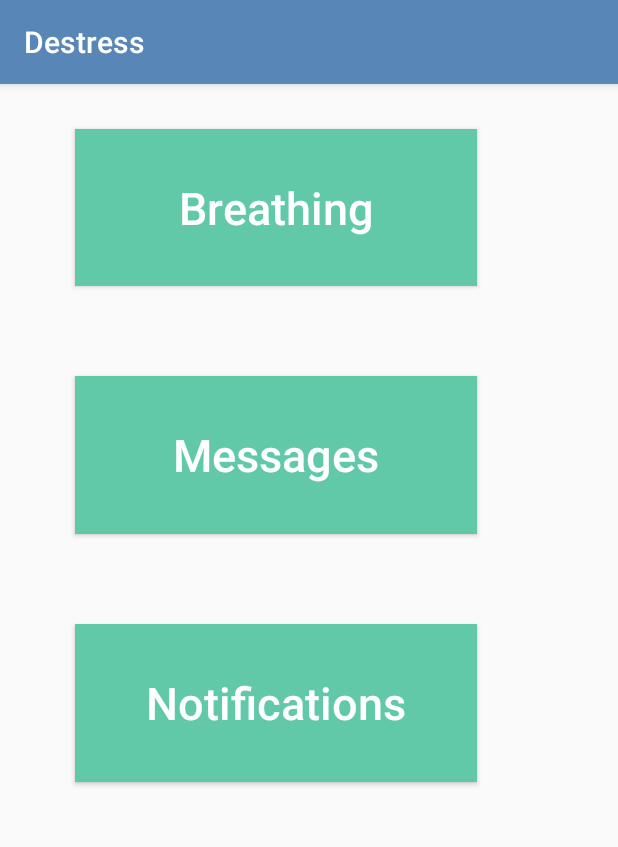
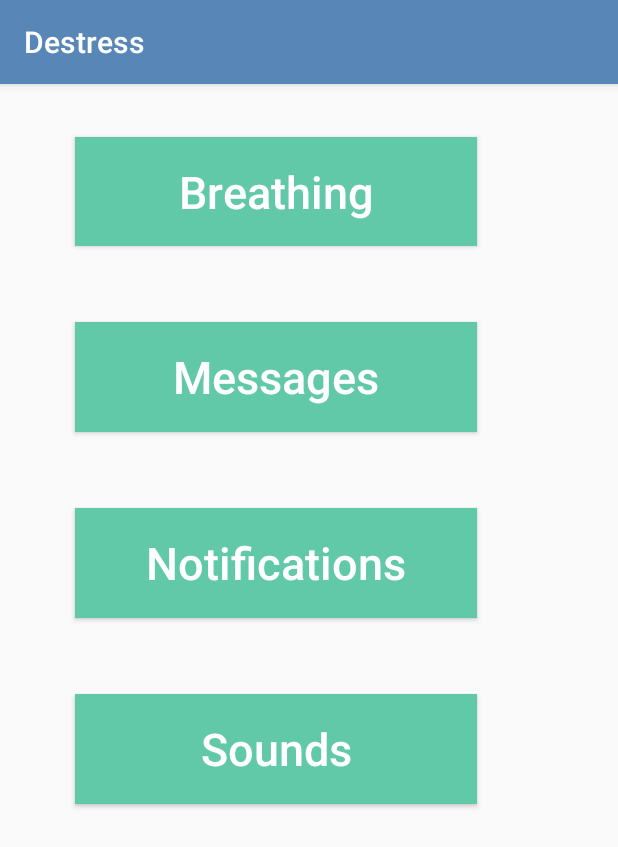
Before and after one commit to parmita52/Destress, an Android app: the screen it shows after launch (MainActivity), on a phone screen of 412 x 824 dp. Shown: the top 847 px of the screen. Run offline under Robolectric (Android 15) with nearby library versions, the phone set to English and light mode, and no system bars.

Commit message:
Added Sounds button and file

```diff
--- a/app/src/main/java/com/example/hshack/destress/MainActivity.java
+++ b/app/src/main/java/com/example/hshack/destress/MainActivity.java
@@ -34,5 +34,12 @@ public class MainActivity extends AppCompatActivity {
                 startActivity(new Intent(MainActivity.this, Notifications.class));
             }
         });
+
+        Button sounds = (Button) findViewById(R.id.sounds_button);
+        sounds.setOnClickListener(new View.OnClickListener() {
+            public void onClick(View v) {
+                startActivity(new Intent(MainActivity.this, Sounds.class));
+            }
+        });
     }
 }
--- a/app/src/main/res/layout/activity_main.xml
+++ b/app/src/main/res/layout/activity_main.xml
@@ -30,6 +30,11 @@
             style="@style/MainButton"
             android:text="Notifications" />
 
+        <Button
+            android:id="@+id/sounds_button"
+            style="@style/MainButton"
+            android:text="Sounds" />
+
         <android.support.constraint.Guideline
             android:layout_width="wrap_content"
             android:layout_height="wrap_content"
--- a/app/src/main/res/values/strings.xml
+++ b/app/src/main/res/values/strings.xml
@@ -16,4 +16,5 @@
     <string name="title_activity_messages">Messages</string>
     <string name="notification_information">Having notifications on can distract you and lead to increased stress in your life. Take a moment to disconnect and switch off notifications for your busiest apps.
 </string>
+    <string name="title_activity_sounds">Sounds</string>
 </resources>
--- a/app/src/main/res/values/styles.xml
+++ b/app/src/main/res/values/styles.xml
@@ -13,8 +13,8 @@
         <item name="android:layout_height">wrap_content</item>
         <item name="android:layout_gravity">center_horizontal</item>
         <item name="android:padding">15dp</item>
-        <item name="android:layout_marginBottom">30dp</item>
-        <item name="android:layout_marginTop">30dp</item>
+        <item name="android:layout_marginBottom">15dp</item>
+        <item name="android:layout_marginTop">35dp</item>
         <item name="android:layout_marginLeft">50dp</item>
         <item name="android:layout_marginRight">50dp</item>
         <item name="android:textSize">30sp</item>
@@ -40,7 +40,7 @@
     </style>
 
     <style name="Gifs">
-        <item name="android:layout_margin">150dp</item>
+        <item name="android:layout_margin">100dp</item>
         <item name="android:layout_gravity">center</item>
         <!--<item name="android:adjustViewBounds">true</item>-->
         <item name="android:layout_width">match_parent</item>
```
Also changed, not shown: app/src/main/AndroidManifest.xml (+8 -5 lines), app/src/main/java/com/example/hshack/destress/Sounds.java (added, +21 -0 lines), app/src/main/res/layout/activity_sounds.xml (added, +13 -0 lines).
